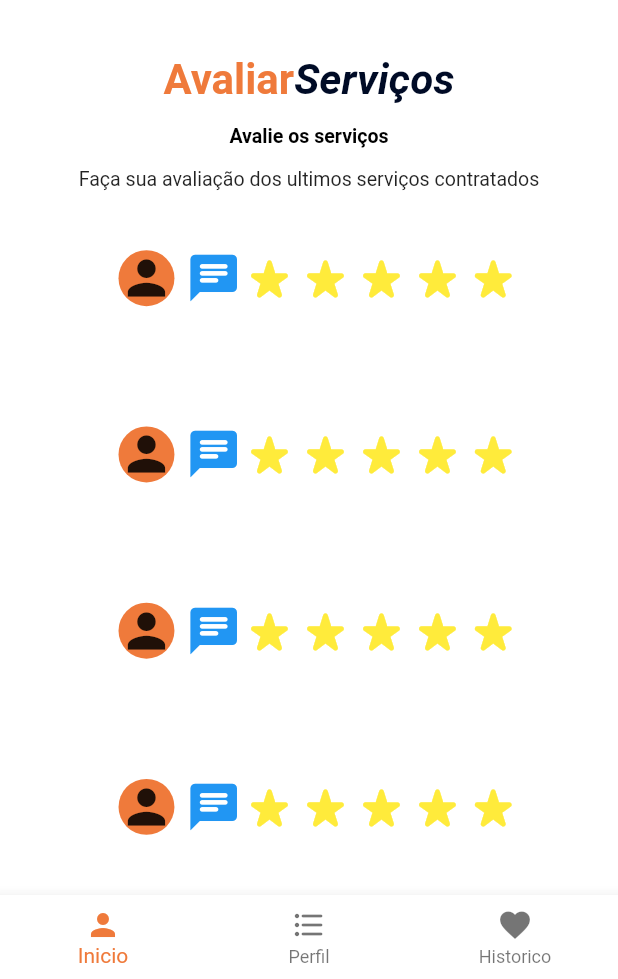
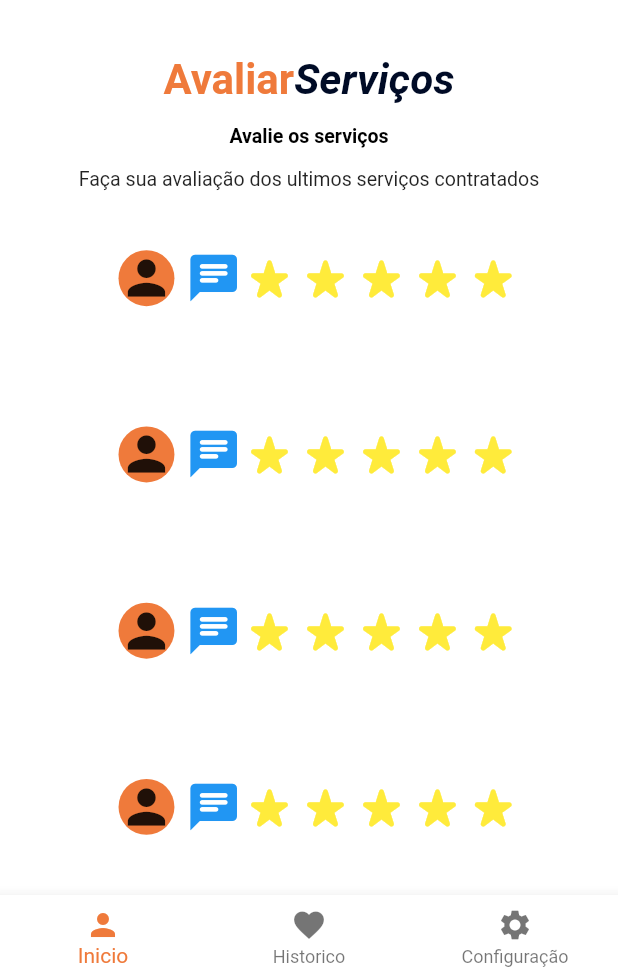
Before and after one commit to guimell/Andarilho, a Flutter app: the Avaliacao screen opened directly, on a phone screen of 412 x 824 dp, the part 257-1236 px from its top. Run offline on Flutter 3.47's test engine with Material 2 defaults, Android fonts, the light colour scheme and no system bars; our stand-ins replace google_maps_flutter.

Commit message:
refatoração

```diff
--- a/andarilho/lib/config.dart
+++ b/andarilho/lib/config.dart
@@ -1,5 +1,5 @@
 import 'package:andarilho/inicio.dart';
-import 'package:andarilho/perfil.dart';
+import 'package:andarilho/configuracao.dart';
 import 'package:flutter/material.dart';
 
 import 'historico.dart';
@@ -42,11 +42,11 @@ class AppConfig {
       const Inicio(
         title: "inicio",
       ),
-      const Perfil(
-        title: "Perfil",
-      ),
       const Historico(
         title: "Historico",
+      ),
+      const Configuracao(
+        title: "Configuração",
       ),
     ];
 
@@ -68,12 +68,12 @@ class AppConfig {
           label: "Inicio",
         ),
         BottomNavigationBarItem(
-          icon: Icon(Icons.format_list_bulleted_rounded),
-          label: "Perfil",
+          icon: Icon(Icons.favorite),
+          label: "Historico",
         ),
         BottomNavigationBarItem(
-          icon: Icon(Icons.favorite),
-          label: "Historico",
+          icon: Icon(Icons.settings),
+          label: "Configuração",
         ),
       ],
     );
```
